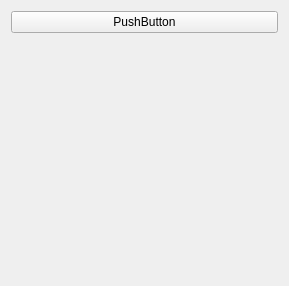
Qt form AtlasEditor/Resources/UI/AtlasEditor.ui (PerkLab/SlicerOpenAnatomy) before a commit.
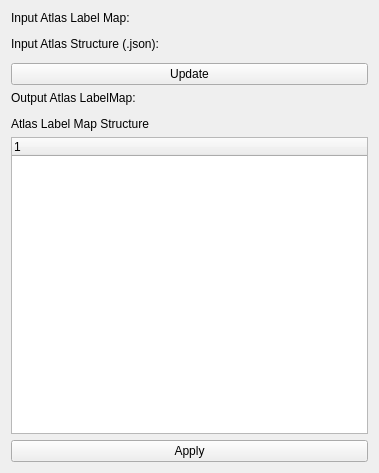
The same form after that commit. Custom widgets are drawn as their Qt base class.

Commit message: Implemented tree viewer and import json file

Diff of the .ui file:
```diff
--- a/AtlasEditor/Resources/UI/AtlasEditor.ui
+++ b/AtlasEditor/Resources/UI/AtlasEditor.ui
@@ -6,34 +6,111 @@
    <rect>
     <x>0</x>
     <y>0</y>
-    <width>289</width>
-    <height>286</height>
+    <width>379</width>
+    <height>473</height>
    </rect>
   </property>
   <layout class="QVBoxLayout" name="verticalLayout">
+   <item>
+    <widget class="QLabel" name="inputLabel_1">
+     <property name="text">
+      <string>Input Atlas Label Map:</string>
+     </property>
+    </widget>
+   </item>
+   <item>
+    <widget class="qMRMLNodeComboBox" name="atlasLabelMapInputSelector">
+     <property name="nodeTypes">
+      <stringlist notr="true">
+       <string>vtkMRMLLabelMapVolumeNode</string>
+      </stringlist>
+     </property>
+     <property name="hideChildNodeTypes">
+      <stringlist notr="true"/>
+     </property>
+     <property name="interactionNodeSingletonTag">
+      <string notr="true"/>
+     </property>
+     <property name="selectNodeUponCreation">
+      <bool>true</bool>
+     </property>
+    </widget>
+   </item>
+   <item>
+    <widget class="QLabel" name="inputLabel_2">
+     <property name="text">
+      <string>Input Atlas Structure (.json):</string>
+     </property>
+    </widget>
+   </item>
+   <item>
+    <widget class="ctkPathLineEdit" name="atlasStructureInputPath"/>
+   </item>
+   <item>
+    <widget class="QPushButton" name="updateButton">
+     <property name="text">
+      <string>Update</string>
+     </property>
+    </widget>
+   </item>
+   <item>
+    <widget class="QLabel" name="outputLabel_2">
+     <property name="text">
+      <string>Output Atlas LabelMap:</string>
+     </property>
+    </widget>
+   </item>
+   <item>
+    <widget class="qMRMLNodeComboBox" name="atlasLabelMapOutputSelector">
+     <property name="nodeTypes">
+      <stringlist notr="true">
+       <string>vtkMRMLLabelMapVolumeNode</string>
+      </stringlist>
+     </property>
+     <property name="hideChildNodeTypes">
+      <stringlist notr="true"/>
+     </property>
+     <property name="interactionNodeSingletonTag">
+      <string notr="true"/>
+     </property>
+    </widget>
+   </item>
+   <item>
+    <widget class="QLabel" name="structureTreeLabel">
+     <property name="text">
+      <string>Atlas Label Map Structure</string>
+     </property>
+    </widget>
+   </item>
+   <item>
+    <widget class="QTreeWidget" name="structureTreeWidget">
+     <column>
+      <property name="text">
+       <string notr="true">1</string>
+      </property>
+     </column>
+    </widget>
+   </item>
    <item>
     <widget class="QPushButton" name="applyButton">
      <property name="text">
-      <string>PushButton</string>
+      <string>Apply</string>
      </property>
     </widget>
    </item>
-   <item>
-    <spacer name="verticalSpacer">
-     <property name="orientation">
-      <enum>Qt::Vertical</enum>
-     </property>
-     <property name="sizeHint" stdset="0">
-      <size>
-       <width>20</width>
-       <height>40</height>
-      </size>
-     </property>
-    </spacer>
-   </item>
   </layout>
  </widget>
  <customwidgets>
+  <customwidget>
+   <class>ctkPathLineEdit</class>
+   <extends>QWidget</extends>
+   <header>ctkPathLineEdit.h</header>
+  </customwidget>
+  <customwidget>
+   <class>qMRMLNodeComboBox</class>
+   <extends>QWidget</extends>
+   <header>qMRMLNodeComboBox.h</header>
+  </customwidget>
   <customwidget>
    <class>qMRMLWidget</class>
    <extends>QWidget</extends>
```
Left out of the diff: 51 changed lines with no effect on the pictures. The commit also changes 3 other files.
